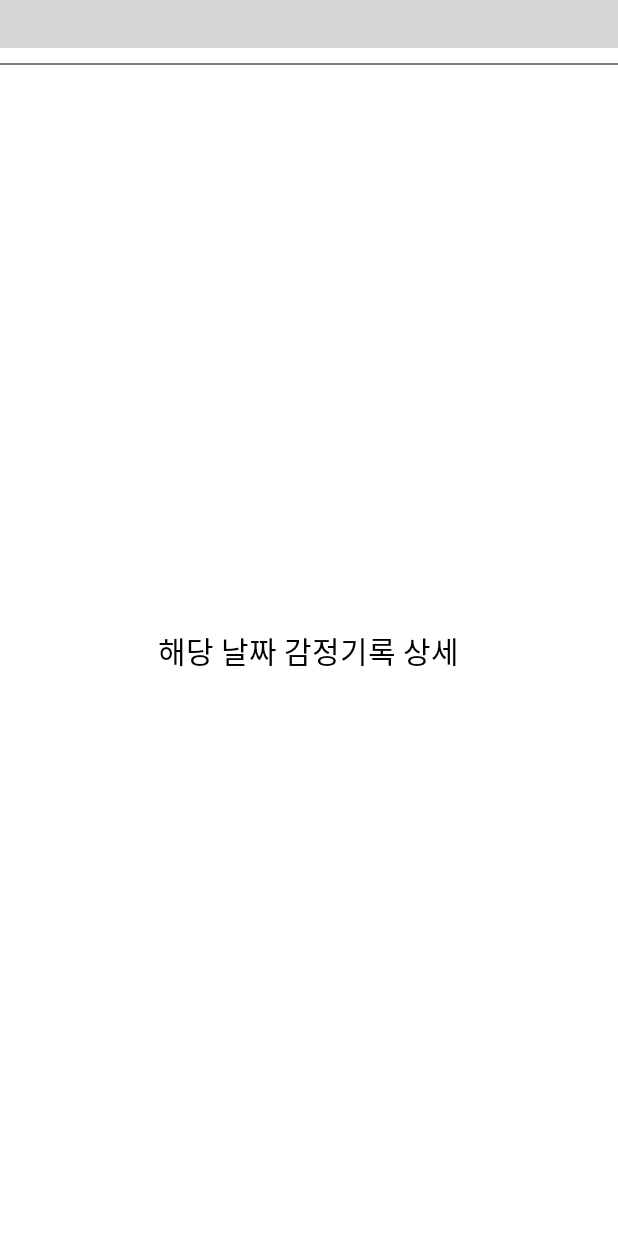
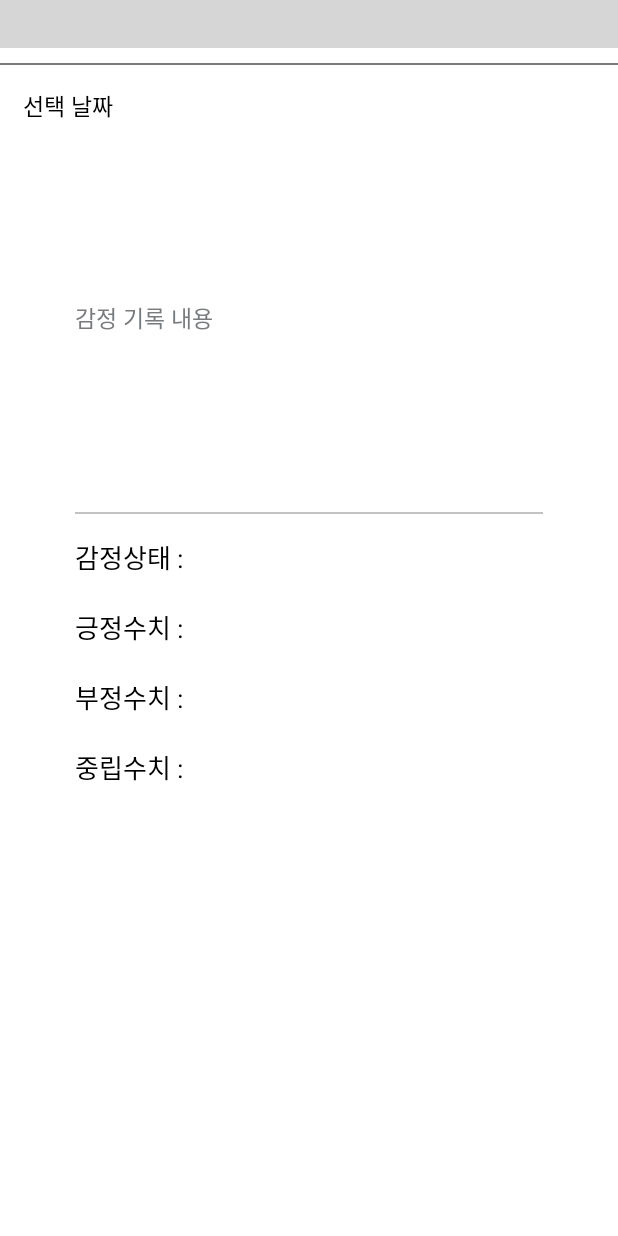
Before and after one commit to SongJemin/DayMoji-Android, an Android app: the layout fragment_calendar.xml on its own in the app's theme, with its tools: preview values and no code run, on a phone screen of 412 x 824 dp. Run offline under Robolectric (Android 15) with nearby library versions, the phone set to English and light mode, and no system bars; plain views replace MaterialCalendarView; grey boxes are pictures that could not be loaded.

Commit message:
feat : 날짜 선택시 하단에 감정 기록 상세 내용 표시

```diff
--- a/presentation/src/main/res/layout/fragment_calendar.xml
+++ b/presentation/src/main/res/layout/fragment_calendar.xml
@@ -32,15 +32,95 @@
             android:layout_below="@+id/view_barrier_calendar"
             >
             <TextView
+                android:id="@+id/tv_date_calendar"
                 android:layout_width="wrap_content"
                 android:layout_height="wrap_content"
-                android:text="해당 날짜 감정기록 상세"
+                android:text="선택 날짜"
                 android:textColor="@color/black"
-                android:textSize="20sp"
-                android:layout_centerInParent="true"
+                android:textSize="15sp"
+                android:layout_marginTop="15dp"
+                android:layout_marginStart="15dp"
                 />
+            <LinearLayout
+                android:layout_width="match_parent"
+                android:layout_height="match_parent"
+                android:orientation="vertical"
+                android:layout_below="@+id/tv_date_calendar"
+                android:weightSum="100"
+                >
+                <RelativeLayout
+                    android:layout_width="match_parent"
+                    android:layout_height="0dp"
+                    android:layout_weight="35"
+                    >
+                    <TextView
+                        android:id="@+id/tv_report_content_calendar"
+                        android:layout_width="wrap_content"
+                        android:layout_height="wrap_content"
+                        android:text="감정 기록 내용"
+                        android:textSize="15sp"
+                        android:textColor="@color/gray"
+                        android:layout_marginHorizontal="50dp"
+                        android:layout_centerVertical="true"
+                        />
+                </RelativeLayout>
 
+                <LinearLayout
+                    android:id="@+id/ll_emotion_level_calendar"
+                    android:layout_width="match_parent"
+                    android:layout_height="0dp"
+                    android:layout_weight="65"
+                    android:paddingHorizontal="50dp"
+                    android:orientation="vertical"
+                    >
+
+                    <View
+                        android:id="@+id/view_report_content_calendar"
+                        android:layout_width="match_parent"
+                        android:layout_height="1dp"
+                        android:background="#c3c3c3"
+                        />
+                    <TextView
+                        android:id="@+id/tv_emotion_status_calendar"
+                        android:layout_width="wrap_content"
+                        android:layout_height="wrap_content"
+                        android:text="감정상태 : "
+                        android:textColor="@color/black"
+                        android:textSize="17sp"
+                        android:layout_marginTop="15dp"
+                        />
+
+                    <TextView
+                        android:id="@+id/tv_positive_level_calendar"
+                        android:layout_width="wrap_content"
+                        android:layout_height="wrap_content"
+                        android:text="긍정수치 : "
+                        android:textColor="@color/black"
+                        android:textSize="17sp"
+                        android:layout_marginTop="20dp"
+                        />
+
+                    <TextView
+                        android:id="@+id/tv_negative_level_calendar"
+                        android:layout_width="wrap_content"
+                        android:layout_height="wrap_content"
+                        android:text="부정수치 : "
+                        android:textColor="@color/black"
+                        android:textSize="17sp"
+                        android:layout_marginTop="20dp"
+                        />
+
+                    <TextView
+                        android:id="@+id/tv_neutral_level_calendar"
+                        android:layout_width="wrap_content"
+                        android:layout_height="wrap_content"
+                        android:text="중립수치 : "
+                        android:textColor="@color/black"
+                        android:textSize="17sp"
+                        android:layout_marginTop="20dp"
+                        />
+                </LinearLayout>
+            </LinearLayout>
         </RelativeLayout>
-
     </RelativeLayout>
 </layout>
```
Also changed, not shown: presentation/src/main/java/com/songjem/emotionnote/presentation/main/calendar/CalendarFragment.kt (+62 -21 lines), presentation/src/main/java/com/songjem/emotionnote/utils/def/EmotionStatus.kt (+6 -6 lines).
